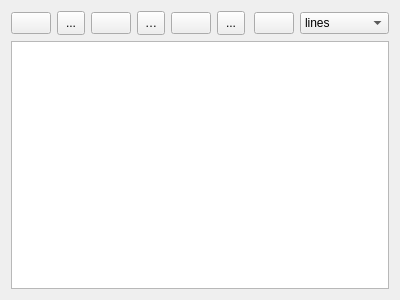
Old version of the form ui/Traceui.ui in the repository MonroeQuantumNetworks/IonControl.
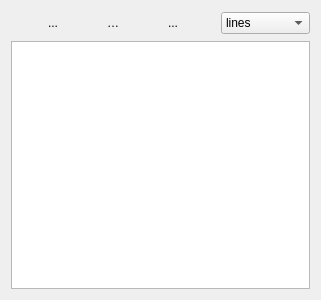
New version of the form. Icons and pictures are not drawn. Custom widgets are drawn as their Qt base class.

The edit to the form file:
```diff
--- a/ui/Traceui.ui
+++ b/ui/Traceui.ui
@@ -6,7 +6,7 @@
    <rect>
     <x>0</x>
     <y>0</y>
-    <width>400</width>
+    <width>312</width>
     <height>300</height>
    </rect>
   </property>
@@ -17,7 +17,25 @@
    <item>
     <layout class="QHBoxLayout" name="horizontalLayout">
      <item>
-      <widget class="QPushButton" name="clearButton">
+      <widget class="QToolButton" name="clearButton">
+       <property name="sizePolicy">
+        <sizepolicy hsizetype="Fixed" vsizetype="Fixed">
+         <horstretch>0</horstretch>
+         <verstretch>0</verstretch>
+        </sizepolicy>
+       </property>
+       <property name="minimumSize">
+        <size>
+         <width>24</width>
+         <height>24</height>
+        </size>
+       </property>
+       <property name="maximumSize">
+        <size>
+         <width>24</width>
+         <height>24</height>
+        </size>
+       </property>
        <property name="toolTip">
         <string>remove plots</string>
        </property>
@@ -25,13 +43,28 @@
         <iconset resource="Experiment.qrc">
          <normaloff>:/kde/icons/edit_clear.png</normaloff>:/kde/icons/edit_clear.png</iconset>
        </property>
+       <property name="iconSize">
+        <size>
+         <width>24</width>
+         <height>24</height>
+        </size>
+       </property>
+       <property name="autoRaise">
+        <bool>true</bool>
+       </property>
       </widget>
      </item>
      <item>
       <widget class="QToolButton" name="plotButton">
        <property name="minimumSize">
         <size>
-         <width>28</width>
+         <width>24</width>
+         <height>24</height>
+        </size>
+       </property>
+       <property name="maximumSize">
+        <size>
+         <width>24</width>
          <height>24</height>
         </size>
        </property>
@@ -43,12 +76,33 @@
        </property>
        <property name="icon">
         <iconset resource="Experiment.qrc">
-         <normaloff>:/openicon/icons/edit-add-2.png</normaloff>:/openicon/icons/edit-add-2.png</iconset>
+         <normaloff>:/openicon/icons/office-chart-line.png</normaloff>:/openicon/icons/office-chart-line.png</iconset>
+       </property>
+       <property name="iconSize">
+        <size>
+         <width>24</width>
+         <height>24</height>
+        </size>
+       </property>
+       <property name="autoRaise">
+        <bool>true</bool>
        </property>
       </widget>
      </item>
      <item>
-      <widget class="QPushButton" name="saveButton">
+      <widget class="QToolButton" name="saveButton">
+       <property name="minimumSize">
+        <size>
+         <width>24</width>
+         <height>24</height>
+        </size>
+       </property>
+       <property name="maximumSize">
+        <size>
+         <width>24</width>
+         <height>24</height>
+        </size>
+       </property>
        <property name="toolTip">
         <string>save traces</string>
        </property>
@@ -59,13 +113,28 @@
         <iconset resource="Experiment.qrc">
          <normaloff>:/kde/icons/filesave.png</normaloff>:/kde/icons/filesave.png</iconset>
        </property>
+       <property name="iconSize">
+        <size>
+         <width>24</width>
+         <height>24</height>
+        </size>
+       </property>
+       <property name="autoRaise">
+        <bool>true</bool>
+       </property>
       </widget>
      </item>
      <item>
       <widget class="QToolButton" name="openFileButton">
        <property name="minimumSize">
         <size>
-         <width>28</width>
+         <width>24</width>
+         <height>24</height>
+        </size>
+       </property>
+       <property name="maximumSize">
+        <size>
+         <width>24</width>
          <height>24</height>
         </size>
        </property>
@@ -79,13 +148,34 @@
         <iconset resource="Experiment.qrc">
          <normaloff>:/openicon/icons/document-open-2.png</normaloff>:/openicon/icons/document-open-2.png</iconset>
        </property>
+       <property name="iconSize">
+        <size>
+         <width>24</width>
+         <height>24</height>
+        </size>
+       </property>
        <property name="shortcut">
         <string>Ctrl+S</string>
        </property>
+       <property name="autoRaise">
+        <bool>true</bool>
+       </property>
       </widget>
      </item>
      <item>
-      <widget class="QPushButton" name="removeButton">
+      <widget class="QToolButton" name="removeButton">
+       <property name="minimumSize">
+        <size>
+         <width>24</width>
+         <height>24</height>
+        </size>
+       </property>
+       <property name="maximumSize">
+        <size>
+         <width>24</width>
+         <height>24</height>
+        </size>
+       </property>
        <property name="toolTip">
         <string>Remove trace from list</string>
        </property>
@@ -93,13 +183,28 @@
         <iconset resource="Experiment.qrc">
          <normaloff>:/kde/icons/remove.png</normaloff>:/kde/icons/remove.png</iconset>
        </property>
+       <property name="iconSize">
+        <size>
+         <width>24</width>
+         <height>24</height>
+        </size>
+       </property>
+       <property name="autoRaise">
+        <bool>true</bool>
+       </property>
       </widget>
      </item>
      <item>
       <widget class="QToolButton" name="shredderButton">
        <property name="minimumSize">
         <size>
-         <width>28</width>
+         <width>24</width>
+         <height>24</height>
+        </size>
+       </property>
+       <property name="maximumSize">
+        <size>
+         <width>24</width>
          <height>24</height>
         </size>
        </property>
@@ -113,6 +218,15 @@
         <iconset resource="Experiment.qrc">
          <normaloff>:/openicon/icons/edit-shred.png</normaloff>:/openicon/icons/edit-shred.png</iconset>
        </property>
+       <property name="iconSize">
+        <size>
+         <width>24</width>
+         <height>24</height>
+        </size>
+       </property>
+       <property name="autoRaise">
+        <bool>true</bool>
+       </property>
       </widget>
      </item>
      <item>
@@ -129,11 +243,32 @@
       </spacer>
      </item>
      <item>
-      <widget class="QPushButton" name="pushButtonApplyStyle">
+      <widget class="QToolButton" name="pushButtonApplyStyle">
+       <property name="minimumSize">
+        <size>
+         <width>24</width>
+         <height>24</height>
+        </size>
+       </property>
+       <property name="maximumSize">
+        <size>
+         <width>24</width>
+         <height>24</height>
+        </size>
+       </property>
        <property name="icon">
         <iconset resource="Experiment.qrc">
          <normaloff>:/kde/icons/colorize.png</normaloff>:/kde/icons/colorize.png</iconset>
        </property>
+       <property name="iconSize">
+        <size>
+         <width>24</width>
+         <height>24</height>
+        </size>
+       </property>
+       <property name="autoRaise">
+        <bool>true</bool>
+       </property>
       </widget>
      </item>
      <item>
```
